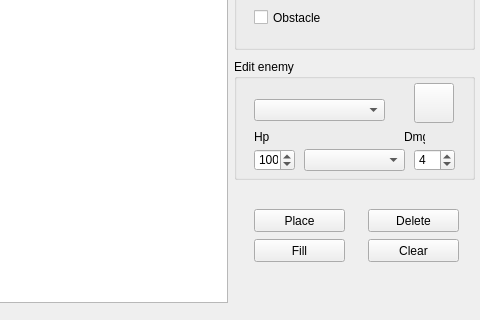
Qt form mainwindow.ui (Banadora/tails-editor) before a commit; both pictures show x 156 to 636 and y 81 to 401 of the 636 by 572 pixel window.
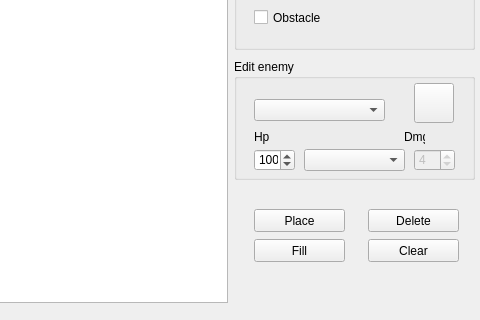
The same form after that commit. Icons and pictures are not drawn.

Commit message: Weapon Dmg box is now a simple indicator

What changed in the file:
```diff
--- a/mainwindow.ui
+++ b/mainwindow.ui
@@ -265,6 +265,9 @@
      </property>
     </widget>
     <widget class="QSpinBox" name="enemyDmg">
+     <property name="enabled">
+      <bool>false</bool>
+     </property>
      <property name="geometry">
       <rect>
        <x>180</x>
```
